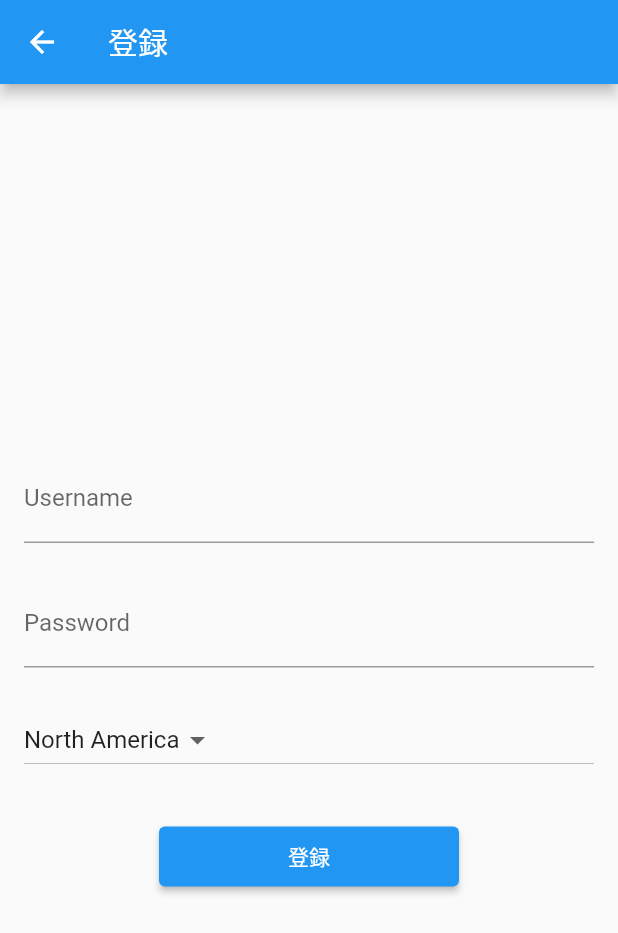
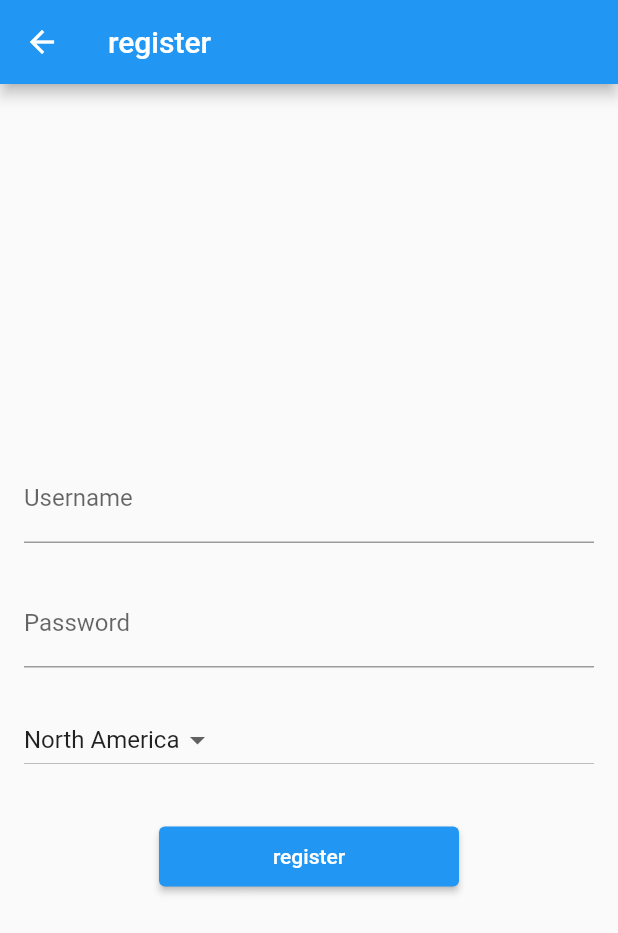
Before and after one commit to nano2nano/valorant-store-checker, a Flutter app: the screen it shows after launch, after a tap on the "add" icon, on a phone screen of 412 x 824 dp. Shown: the top 933 px of the screen. Run offline on Flutter 3.47's test engine with Material 2 defaults, Android fonts, the phone set to English and light mode, and no system bars; our stand-ins replace cookie_jar, dio, dio_cookie_manager, flutter_riverpod, flutter_slidable, fluttertoast and 4 more; accounts and stored records are empty; generated files the repository leaves out were written again; network calls fail.

Commit message:
localization

```diff
--- a/analysis_options.yaml
+++ b/analysis_options.yaml
@@ -10,3 +10,4 @@ analyzer:
   exclude:
     - '**/*.g.dart'
     - '**/*.freezed.dart'
+    - '**/l10n/*.dart'
--- /dev/null
+++ b/l10n.yaml
@@ -0,0 +1,3 @@
+arb-dir: lib/l10n
+template-arb-file: app_en.arb
+output-localization-file: app_localizations.dart
--- /dev/null
+++ b/lib/l10n/app_en.arb
@@ -0,0 +1,6 @@
+{
+  "@@locale": "en",
+  "register": "register",
+  "user": "user",
+  "store": "store"
+}
--- /dev/null
+++ b/lib/l10n/app_ja.arb
@@ -0,0 +1,6 @@
+{
+  "@@locale": "ja",
+  "register": "登録",
+  "user": "ユーザー",
+  "store": "store"
+}
--- a/lib/main.dart
+++ b/lib/main.dart
@@ -2,6 +2,7 @@ import 'package:check_store/view/account_list.dart';
 import 'package:check_store/view/add_account.dart';
 import 'package:flutter/material.dart';
 import 'package:flutter_riverpod/flutter_riverpod.dart';
+import 'package:flutter_gen/gen_l10n/app_localizations.dart';
 
 void main() {
   runApp(ProviderScope(child: MyApp()));
@@ -13,6 +14,8 @@ class MyApp extends StatelessWidget {
   Widget build(BuildContext context) {
     return MaterialApp(
       title: 'StoreChecker',
+      localizationsDelegates: AppLocalizations.localizationsDelegates,
+      supportedLocales: AppLocalizations.supportedLocales,
       theme: ThemeData(
         primarySwatch: Colors.blue,
       ),
--- a/lib/view/account_list.dart
+++ b/lib/view/account_list.dart
@@ -5,6 +5,7 @@ import 'package:check_store/view_model/store_view_model.dart';
 import 'package:flutter/material.dart';
 import 'package:flutter_riverpod/flutter_riverpod.dart';
 import 'package:flutter_slidable/flutter_slidable.dart';
+import 'package:flutter_gen/gen_l10n/app_localizations.dart';
 
 class AccountListView extends StatelessWidget {
   const AccountListView({Key? key}) : super(key: key);
@@ -12,7 +13,7 @@ class AccountListView extends StatelessWidget {
   @override
   Widget build(BuildContext context) {
     return Scaffold(
-      appBar: AppBar(title: const Text('ユーザー')),
+      appBar: AppBar(title: Text(AppLocalizations.of(context)!.user)),
       body: const AccountList(),
       floatingActionButton: FloatingActionButton(
         onPressed: () {
--- a/lib/view/add_account.dart
+++ b/lib/view/add_account.dart
@@ -7,6 +7,7 @@ import 'package:dio/dio.dart';
 import 'package:flutter/material.dart';
 import 'package:flutter_riverpod/flutter_riverpod.dart';
 import 'package:fluttertoast/fluttertoast.dart';
+import 'package:flutter_gen/gen_l10n/app_localizations.dart';
 
 final usernameControllerProvider =
     StateProvider.autoDispose<TextEditingController>(
@@ -24,7 +25,7 @@ class AddAccountView extends StatelessWidget {
   Widget build(BuildContext context) {
     return Scaffold(
       appBar: AppBar(
-        title: const Text('登録'),
+        title: Text(AppLocalizations.of(context)!.register),
       ),
       body: const _AddAccountView(),
     );
@@ -67,7 +68,7 @@ class _AddAccountView extends ConsumerWidget {
                   padding: const EdgeInsets.all(10),
                   child: CommonButton(
                     onPressed: _onPressed(context, ref),
-                    child: const Text('登録'),
+                    child: Text(AppLocalizations.of(context)!.register),
                   ),
                 ),
               ),
--- a/lib/view/store_view.dart
+++ b/lib/view/store_view.dart
@@ -2,6 +2,7 @@ import 'package:check_store/model/weapon_skinlevel/weapon_skinlevel.dart';
 import 'package:check_store/view_model/store_view_model.dart';
 import 'package:flutter/material.dart';
 import 'package:flutter_riverpod/flutter_riverpod.dart';
+import 'package:flutter_gen/gen_l10n/app_localizations.dart';
 
 class StoreView extends ConsumerWidget {
   const StoreView({Key? key}) : super(key: key);
@@ -19,7 +20,7 @@ class StoreView extends ConsumerWidget {
     );
 
     return Scaffold(
-      appBar: AppBar(title: const Text('ストア')),
+      appBar: AppBar(title: Text(AppLocalizations.of(context)!.store)),
       body: body,
     );
   }
--- a/pubspec.yaml
+++ b/pubspec.yaml
@@ -24,6 +24,9 @@ environment:
 dependencies:
   flutter:
     sdk: flutter
+  flutter_localizations:
+    sdk: flutter
+  intl: ^0.17.0
 
   # The following adds the Cupertino Icons font to your application.
   # Use with the CupertinoIcons class for iOS style icons.
@@ -55,6 +58,7 @@ flutter:
   # The following line ensures that the Material Icons font is
   # included with your application, so that you can use the icons in
   # the material Icons class.
+  generate: true
   uses-material-design: true
 
 flutter_icons:
```
Also changed, not shown: pubspec.lock.
